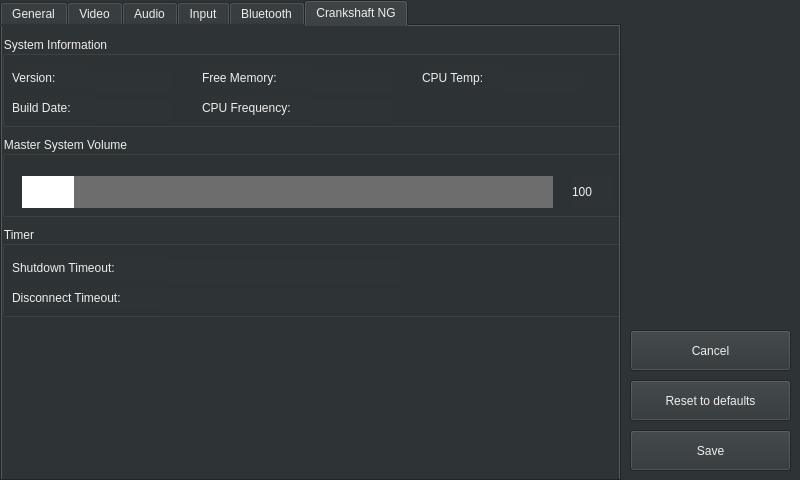
The window that src/autoapp/UI/settingswindow.ui (arash-rasouli/openauto) describes before a commit, drawn with Qt 5.
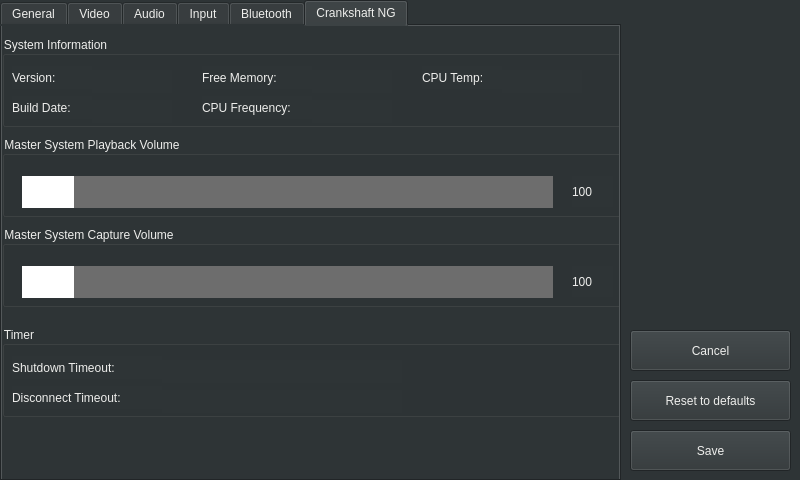
The same window after the commit. The open tabs and pages were chosen to show the change. Icons and pictures are not drawn.

```diff
--- a/src/autoapp/UI/settingswindow.ui
+++ b/src/autoapp/UI/settingswindow.ui
@@ -1120,7 +1120,7 @@
       </rect>
      </property>
      <property name="title">
-      <string>Master System Volume</string>
+      <string>Master System Playback Volume</string>
      </property>
      <widget class="QLabel" name="labelSystemVolumeValue">
       <property name="geometry">
@@ -1156,11 +1156,57 @@
       </property>
      </widget>
     </widget>
-    <widget class="QGroupBox" name="Timers">
+    <widget class="QGroupBox" name="groupBoxSystemCapture">
      <property name="geometry">
       <rect>
        <x>0</x>
        <y>200</y>
+       <width>621</width>
+       <height>81</height>
+      </rect>
+     </property>
+     <property name="title">
+      <string>Master System Capture Volume</string>
+     </property>
+     <widget class="QLabel" name="labelSystemCaptureValue">
+      <property name="geometry">
+       <rect>
+        <x>570</x>
+        <y>40</y>
+        <width>41</width>
+        <height>31</height>
+       </rect>
+      </property>
+      <property name="text">
+       <string>100</string>
+      </property>
+     </widget>
+     <widget class="QSlider" name="horizontalSliderSystemCapture">
+      <property name="geometry">
+       <rect>
+        <x>20</x>
+        <y>40</y>
+        <width>531</width>
+        <height>32</height>
+       </rect>
+      </property>
+      <property name="styleSheet">
+       <string notr="true">QSlider::handle:horizontal { background: white; height: 32px; width: 52px; margin: 0 0;}
+QSlider::groove:horizontal { background: #6d6d6d; height: 32px;}</string>
+      </property>
+      <property name="maximum">
+       <number>100</number>
+      </property>
+      <property name="orientation">
+       <enum>Qt::Horizontal</enum>
+      </property>
+     </widget>
+    </widget>
+    <widget class="QGroupBox" name="Timers">
+     <property name="geometry">
+      <rect>
+       <x>0</x>
+       <y>300</y>
        <width>621</width>
        <height>91</height>
       </rect>
```
